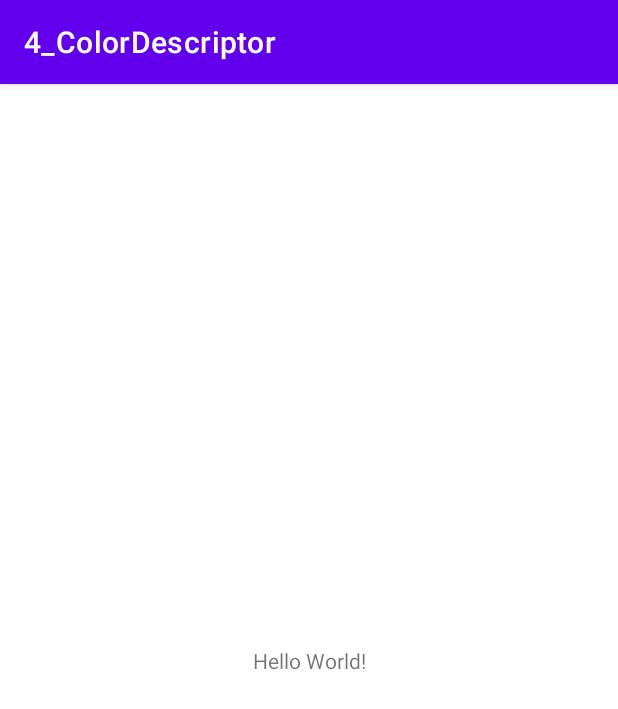
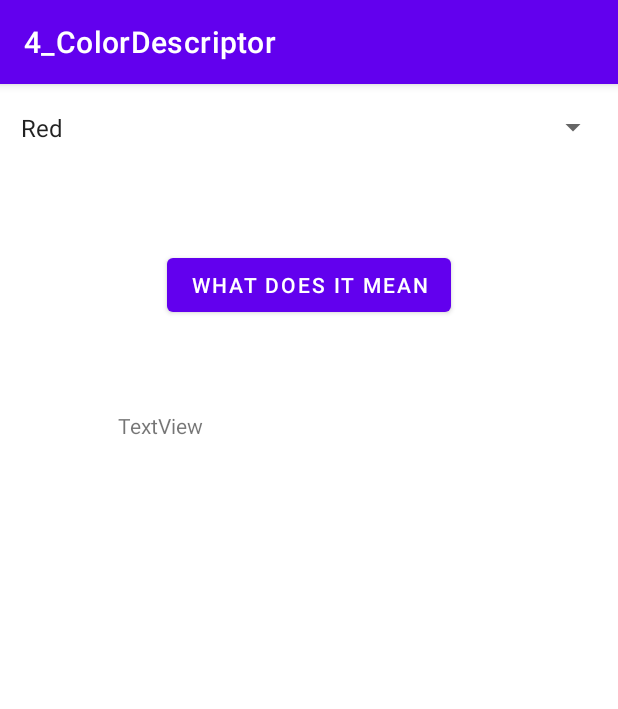
Before and after one commit to aleksey-dev-grin/BOMA, an Android app: the screen it shows after launch (MainActivity), on a phone screen of 412 x 824 dp. Shown: the top 709 px of the screen. Run offline under Robolectric (Android 15) with nearby library versions, the phone set to English and light mode, and no system bars.

Commit message:
New Module: 4 - Color Descriptor - Spinner - Button - TextView

```diff
--- a/4_colordescriptor/src/main/java/com/example/a4_colordescriptor/MainActivity.java
+++ b/4_colordescriptor/src/main/java/com/example/a4_colordescriptor/MainActivity.java
@@ -3,12 +3,38 @@ package com.example.a4_colordescriptor;
 import androidx.appcompat.app.AppCompatActivity;
 
 import android.os.Bundle;
+import android.view.View;
+import android.widget.Button;
+import android.widget.Spinner;
+import android.widget.TextView;
 
 public class MainActivity extends AppCompatActivity {
+
+    private Spinner spinner;
+    private Button button;
+    private TextView tv;
 
     @Override
     protected void onCreate(Bundle savedInstanceState) {
         super.onCreate(savedInstanceState);
         setContentView(R.layout.activity_main);
+
+        spinner = findViewById(R.id.spinner);
+        button = findViewById(R.id.button);
+        tv = findViewById(R.id.tv);
+
     }
+
+
+    public void showDescription(View view) {
+        int position = spinner.getSelectedItemPosition();
+        tv.setText(getDecription(position));
+    }
+
+    private String getDecription(int position) {
+        String[] descriptions = getResources().getStringArray(R.array.descript_of_temp);
+        return descriptions[position];
+    }
+
+
 }
--- a/4_colordescriptor/src/main/res/layout/activity_main.xml
+++ b/4_colordescriptor/src/main/res/layout/activity_main.xml
@@ -6,13 +6,33 @@
     android:layout_height="match_parent"
     tools:context=".MainActivity">
 
-    <TextView
+    <Spinner
+        android:id="@+id/spinner"
+        android:layout_width="400dp"
+        android:layout_height="58dp"
+        android:entries="@array/colors"
+        app:layout_constraintEnd_toEndOf="parent"
+        app:layout_constraintStart_toStartOf="parent"
+        app:layout_constraintTop_toTopOf="parent" />
+
+    <Button
+        android:id="@+id/button"
         android:layout_width="wrap_content"
         android:layout_height="wrap_content"
-        android:text="Hello World!"
-        app:layout_constraintBottom_toBottomOf="parent"
-        app:layout_constraintLeft_toLeftOf="parent"
-        app:layout_constraintRight_toRightOf="parent"
-        app:layout_constraintTop_toTopOf="parent" />
+        android:layout_marginTop="52dp"
+        android:onClick="showDescription"
+        android:text="@string/what_does_it_mean"
+        app:layout_constraintEnd_toEndOf="parent"
+        app:layout_constraintStart_toStartOf="parent"
+        app:layout_constraintTop_toBottomOf="@+id/spinner" />
 
+    <TextView
+        android:id="@+id/tv"
+        android:layout_width="255dp"
+        android:layout_height="78dp"
+        android:layout_marginTop="60dp"
+        android:text="TextView"
+        app:layout_constraintEnd_toEndOf="parent"
+        app:layout_constraintStart_toStartOf="parent"
+        app:layout_constraintTop_toBottomOf="@+id/button" />
 </androidx.constraintlayout.widget.ConstraintLayout>
--- a/4_colordescriptor/src/main/res/values/strings.xml
+++ b/4_colordescriptor/src/main/res/values/strings.xml
@@ -1,3 +1,20 @@
 <resources>
     <string name="app_name">4_ColorDescriptor</string>
+    <string name="what_does_it_mean">What does it mean</string>
+
+    <string-array name="colors">
+        <item>Red</item>
+        <item>Orange</item>
+        <item>Yellow</item>
+        <item>Green</item>
+        <item>Blue</item>
+    </string-array>
+
+    <string-array name="descript_of_temp">
+        <item>Красный – первый цвет радуги, цвет корневой чакры, первого энергетического центра. Он олицетворяет волю, порыв, пробуждение, силу, основательность, страсть, уверенность, энергичность. Если мы обратим внимание на физиологию, то красный может символизировать рост, кровь, напряжение, возбуждение и воспалительный процесс</item>
+        <item>Оранжевый — это цвет опоры, стабильности, надежности, символ настоящей власти. Оранжевый цвет означает святость и здоровье. По свойствам этот цвет символизирует энергию, радость, теплоту, смелость, а по качеству – это излучающий, сухой, теплый, взволнованный.</item>
+        <item>Как любимый оттенок, желтый цвет у выбравшего его человека символизирует ловкость, оригинальность склада ума, обоснованную уверенность в себе, честность, справедливость, а так же оптимизм. Они весьма интересные личности: энергичные, авантюрные, активные.</item>
+        <item>Зеленый — цвет травы и листьев. У многих народов он символизирует юность, надежду, веселье, хотя порой — и незрелость, недостаточное совершенство.</item>
+        <item>Синий цвет – самый «спокойный» цвет для психоэмоционального восприятия. О его успокаивающем и позитивном воздействии на психику знали ещё в древности. В культурах многих народов мира различные оттенки синего символизировали: вечность, постоянство, духовное начало, верность, стабильность, несокрушимость.</item>
+    </string-array>
 </resources>
```
